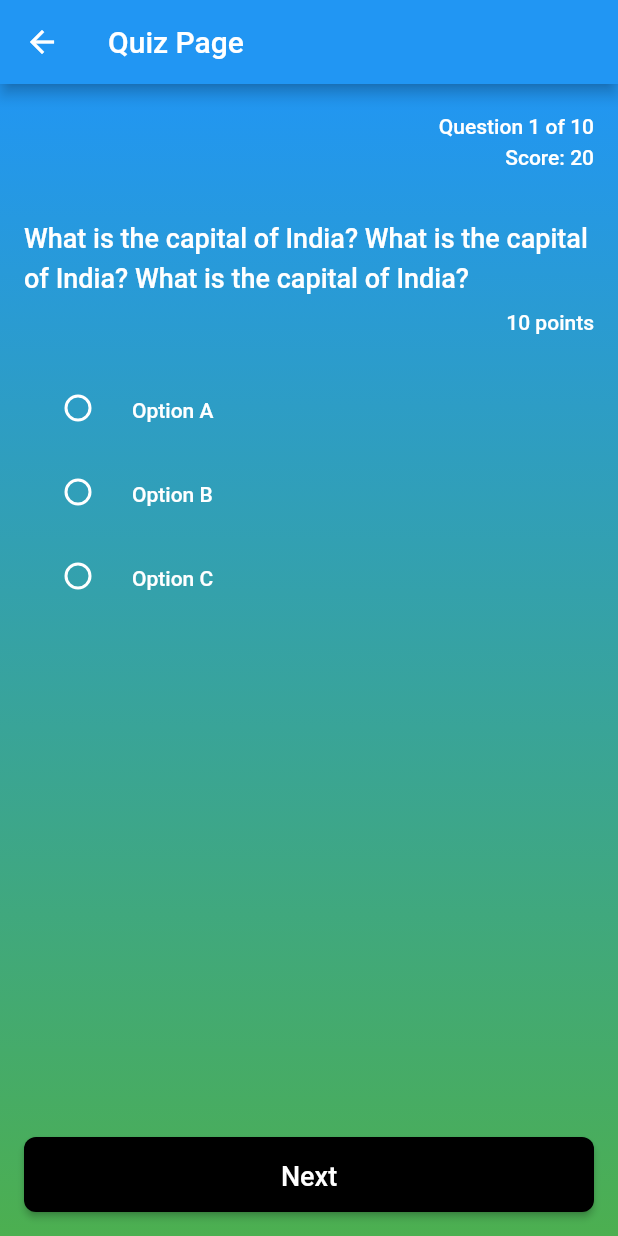
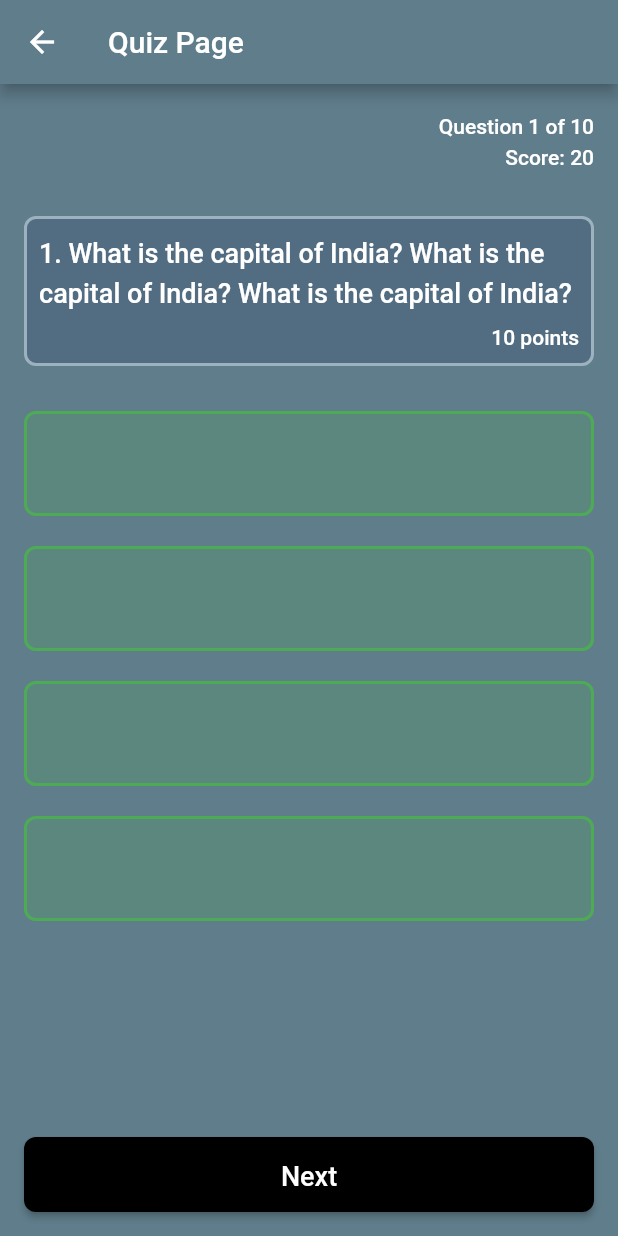
Before and after one commit to Navid-Rahman/gbl_rc_task_quiz, a Flutter app: the QuizPage screen opened by its route, on a phone screen of 412 x 824 dp. Run offline on Flutter 3.47's test engine with Material 2 defaults, Android fonts, the phone set to English and light mode, and no system bars; our stand-ins replace bloc, equatable.

Commit message:
Layout updated

```diff
--- a/lib/constants/constants.dart
+++ b/lib/constants/constants.dart
@@ -46,3 +46,6 @@ const kExtraSmallTextStyle = TextStyle(
   height: 1.5,
   color: Colors.white,
 );
+
+const kCardColor = Color(0xff526D82);
+const kCardBorderColor = Color(0xff9DB2BF);
--- /dev/null
+++ b/lib/presentation/answer_card.dart
@@ -0,0 +1,46 @@
+import 'package:flutter/material.dart';
+import 'package:quiz_task/constants/constants.dart';
+
+class AnswerCard extends StatelessWidget {
+  final String question;
+  final bool isSelected;
+  final int? correctAnswerIndex;
+  final int? selectedAnswerIndex;
+  final int currentIndex;
+  const AnswerCard(
+      {super.key,
+      required this.question,
+      required this.isSelected,
+      this.correctAnswerIndex,
+      this.selectedAnswerIndex,
+      required this.currentIndex});
+
+  @override
+  Widget build(BuildContext context) {
+    bool isCorrectAnswer = correctAnswerIndex == selectedAnswerIndex;
+    bool isWrongAnswer = selectedAnswerIndex != null && !isCorrectAnswer;
+    return Padding(
+      padding: const EdgeInsets.symmetric(vertical: 10.0),
+      child: Container(
+        height: 70,
+        padding: const EdgeInsets.all(16.0),
+        decoration: BoxDecoration(
+          color: isCorrectAnswer
+              ? Colors.green.withOpacity(0.2)
+              : isWrongAnswer
+                  ? Colors.red.withOpacity(0.2)
+                  : kCardColor,
+          borderRadius: BorderRadius.circular(8),
+          border: Border.all(
+            color: isCorrectAnswer
+                ? Colors.green.withOpacity(0.9)
+                : isWrongAnswer
+                    ? Colors.red.withOpacity(0.9)
+                    : kCardBorderColor,
+            width: 2,
+          ),
+        ),
+      ),
+    );
+  }
+}
--- /dev/null
+++ b/lib/presentation/question_card.dart
@@ -0,0 +1,45 @@
+import 'package:flutter/material.dart';
+
+import '../constants/constants.dart';
+
+class QuestionCard extends StatelessWidget {
+  const QuestionCard({super.key});
+
+  @override
+  Widget build(BuildContext context) {
+    return Container(
+      padding: const EdgeInsets.all(8),
+      decoration: BoxDecoration(
+        color: kCardColor,
+        borderRadius: BorderRadius.circular(8),
+        border: Border.all(
+          color: kCardBorderColor,
+          width: 2,
+        ),
+      ),
+      child: const Column(
+        children: [
+          // Add Question here
+          Align(
+            alignment: Alignment.topLeft,
+            child: Text(
+              '1. What is the capital of India? What is the capital of India? What is the capital of India?',
+              style: kMediumTextStyle,
+            ),
+          ),
+          SizedBox(
+            height: 5,
+          ),
+          // Add question marks here
+          Align(
+            alignment: Alignment.topRight,
+            child: Text(
+              '10 points',
+              style: kSmallTextStyle,
+            ),
+          ),
+        ],
+      ),
+    );
+  }
+}
--- a/lib/presentation/quiz_page.dart
+++ b/lib/presentation/quiz_page.dart
@@ -1,5 +1,8 @@
 import 'package:flutter/material.dart';
 import 'package:quiz_task/constants/constants.dart';
+import 'package:quiz_task/presentation/question_card.dart';
+
+import 'answer_card.dart';
 
 class QuizPage extends StatefulWidget {
   const QuizPage({super.key});
@@ -19,15 +22,11 @@ class _QuizPageState extends State<QuizPage> {
     return Scaffold(
       appBar: AppBar(
         title: const Text('Quiz Page'),
-        backgroundColor: Colors.blue,
+        backgroundColor: Colors.blueGrey,
       ),
       body: Container(
         decoration: const BoxDecoration(
-          gradient: LinearGradient(
-            colors: [Colors.blue, Colors.green],
-            begin: Alignment.topCenter,
-            end: Alignment.bottomCenter,
-          ),
+          color: Colors.blueGrey,
         ),
         child: Padding(
           padding: const EdgeInsets.all(16.0),
@@ -59,83 +58,28 @@ class _QuizPageState extends State<QuizPage> {
               Expanded(
                 child: Column(
                   children: [
-                    const Column(
-                      children: [
-                        // Add Question here
-                        Text(
-                          'What is the capital of India? What is the capital of India? What is the capital of India?',
-                          style: kMediumTextStyle,
-                        ),
-                        SizedBox(
-                          height: 5,
-                        ),
-                        // Add question marks here
-                        Align(
-                          alignment: Alignment.topRight,
-                          child: Text(
-                            '10 points',
-                            style: kSmallTextStyle,
-                          ),
-                        ),
-                      ],
-                    ),
+                    // Add Question here
+                    const QuestionCard(),
                     const SizedBox(
                       height: 20,
                     ),
 
-                    // Add an image containing the full width of the screen, but not the full height
-                    // SizedBox(
-                    //   width: double.infinity,
-                    //   height: 200,
-                    //   child: Image.asset(
-                    //     'assets/your_image.jpg',
-                    //     fit: BoxFit.cover,
-                    //   ),
-                    // ),
-
-                    Column(
-                      children: [
-                        RadioListTile(
-                          title: const Text('Option A', style: kSmallTextStyle),
-                          value: 0,
-                          fillColor: MaterialStateProperty.all(Colors.white),
-                          groupValue: selectedOption,
-                          onChanged: (value) {
-                            setState(() {
-                              selectedOption = value as int;
-                            });
-                          },
-                        ),
-                        RadioListTile(
-                          title: const Text(
-                            'Option B',
-                            style: kSmallTextStyle,
-                          ),
-                          value: 1,
-                          fillColor: MaterialStateProperty.all(Colors.white),
-                          groupValue: selectedOption,
-                          onChanged: (value) {
-                            setState(() {
-                              selectedOption = value as int;
-                            });
-                          },
-                        ),
-                        RadioListTile(
-                          title: const Text(
-                            'Option C',
-                            style: kSmallTextStyle,
-                          ),
-                          value: 2,
-                          fillColor: MaterialStateProperty.all(Colors.white),
-                          groupValue: selectedOption,
-                          onChanged: (value) {
-                            setState(() {
-                              selectedOption = value as int;
-                            });
-                          },
-                        ),
-                      ],
-                    ),
+                    // Add Options here
+                    ListView.builder(
+                        shrinkWrap: true,
+                        itemCount: 4,
+                        itemBuilder: (context, index) {
+                          return GestureDetector(
+                            onTap: () {},
+                            child: AnswerCard(
+                              currentIndex: index,
+                              question: 'question',
+                              isSelected: false,
+                              selectedAnswerIndex: 0,
+                              correctAnswerIndex: 0,
+                            ),
+                          );
+                        }),
                   ],
                 ),
               ),
```
